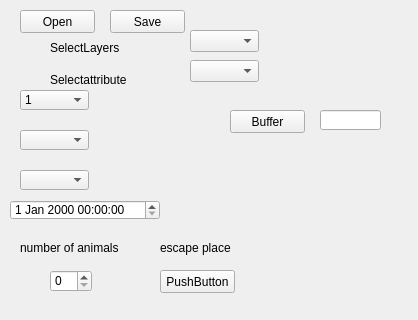
Qt form escapers/escapers_dockwidget_base.ui (tarapakis/GEO1005) before a commit; both pictures show x 0 to 418 and y 0 to 320 of the 418 by 537 pixel window.
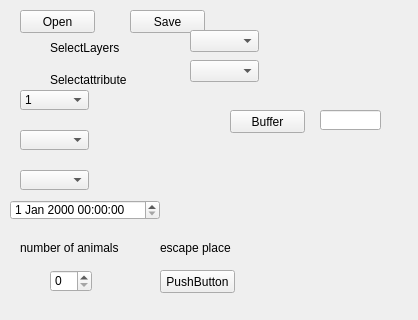
The same form after that commit.

```diff
--- a/escapers/escapers_dockwidget_base.ui
+++ b/escapers/escapers_dockwidget_base.ui
@@ -251,7 +251,7 @@
    <widget class="QPushButton" name="SaveScenarioButton">
     <property name="geometry">
      <rect>
-      <x>110</x>
+      <x>130</x>
       <y>10</y>
       <width>75</width>
       <height>23</height>
```
